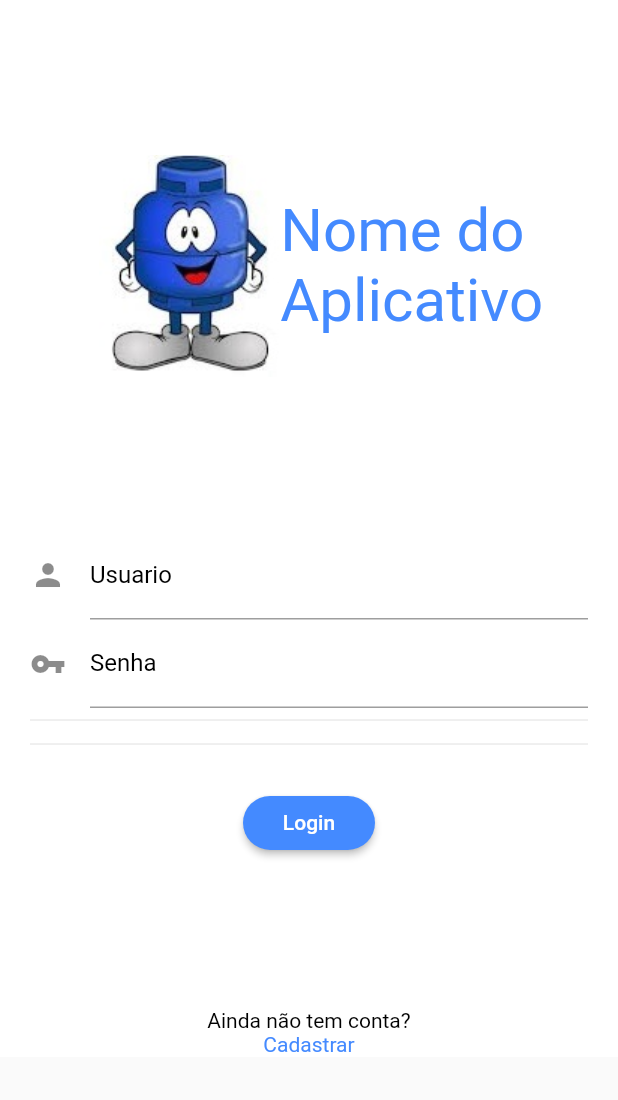
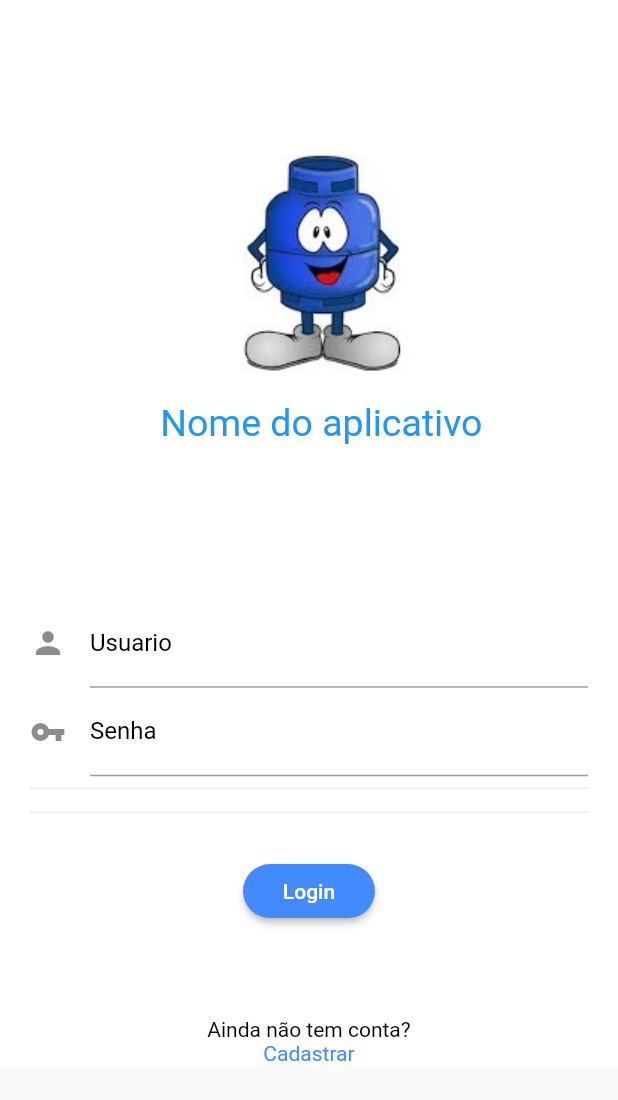
Before and after one commit to DaSilva123/botijao_app, a Flutter app: the screen it shows after launch, on a phone screen of 412 x 824 dp. Shown: the top 1100 px of the screen. Run offline on Flutter 3.47's test engine with Material 2 defaults, Android fonts, the phone set to English and light mode, and no system bars; Roboto replaces fonts that are missing (Arial).

```diff
--- a/botijao_app/lib/Login.dart
+++ b/botijao_app/lib/Login.dart
@@ -32,20 +32,15 @@ class _LoginPageState extends State<LoginPage> {
               Container(
                   padding: EdgeInsets.only(
                       top: MediaQuery.of(context).size.height / 8,
-                      left: MediaQuery.of(context).size.height / 18),
-                  child: Row(
-                    children: <Widget>[
-                      Image.asset("img/botijao_logo.jpg"),
-                      Expanded(
-                          child: Text(
-                        "Nome do Aplicativo",
-                        style: TextStyle(
-                            color: Colors.blueAccent,
-                            fontSize: 40,
-                            fontFamily: "Arial"),
-                      ))
-                    ],
-                  )),
+                      left: MediaQuery.of(context).size.height / 50),
+                child: Image.asset('img/botijao_logo.jpg'),
+                  ),
+              Container(
+                padding: EdgeInsets.only(
+                    top: MediaQuery.of(context).size.height / 50,
+                    left: MediaQuery.of(context).size.height / 50),
+                 child: Text("Nome do aplicativo", style: TextStyle(color: Colors.blue,fontSize: 25,)),
+                 ),
               Container(
                 padding: EdgeInsets.only(
                     top: MediaQuery.of(context).size.height / 8),
@@ -91,7 +86,7 @@ class _LoginPageState extends State<LoginPage> {
                 ),
               ),
               Container(
-                padding: EdgeInsets.only(bottom: 0.0, top: 100.0),
+                padding: EdgeInsets.only(bottom: 0.0, top: 60.0),
                 child: Text("Ainda não tem conta?",
                     style: TextStyle(color: Colors.black)),
               ),
--- a/botijao_app/pubspec.yaml
+++ b/botijao_app/pubspec.yaml
@@ -46,6 +46,7 @@ flutter:
   # To add assets to your application, add an assets section, like this:
   assets:
      - img/botijao_logo.jpg
+     - img/fogo.png
   #  - images/a_dot_ham.jpeg
 
   # An image asset can refer to one or more resolution-specific "variants", see
```
Also changed, not shown: botijao_app/lib/paginaInicial.dart (+36 -5 lines).
